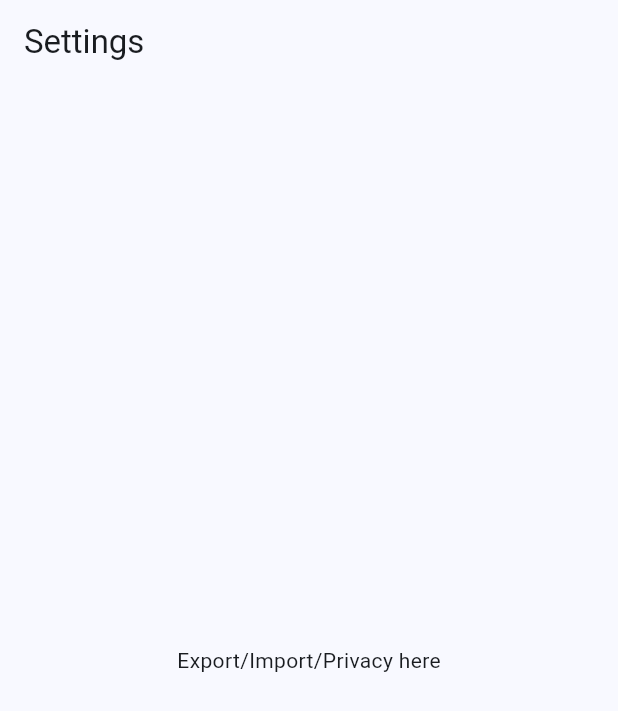
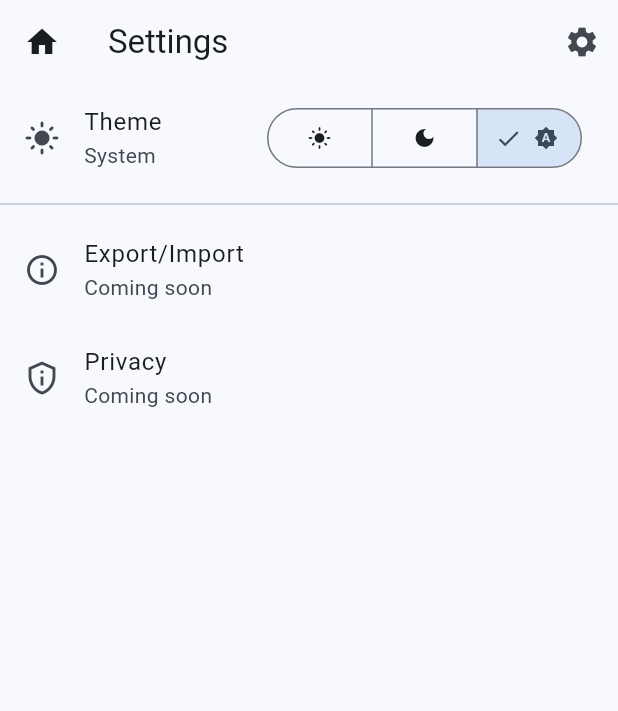
Before and after one commit to cblanzy/WhooData, a Flutter app: the SettingsScreen screen opened by its route, on a phone screen of 412 x 824 dp. Shown: the top 711 px of the screen. Run offline on Flutter 3.47's test engine with Material 3 defaults, Android fonts, the phone set to English and light mode, and no system bars; our stand-ins replace drift, flutter_riverpod, go_router, image_picker, package_info_plus, shared_preferences; accounts and stored records are empty; generated files the repository leaves out were written again.

Commit message:
Work Order G: UI Refinements - Name fields, Dark mode, Navigation & Avatars
Major UI/UX improvements implementing structured name fields, theme system,
consistent navigation, and photo/avatar display throughout the app.

## Database Changes (Schema v1→v2)
- Split fullName into firstName, lastName, middleInitial fields
- Automatic migration preserving existing data
- Updated all DAO queries to use new name structure
- Search now matches against both firstName and lastName

## Theme System
- Added shared_preferences ^2.2.0 for persistence
- Implemented ThemeProvider with light/dark/system modes
- Theme toggle in Settings with SegmentedButton
- Persistent theme selection across app restarts
- Material 3 design with proper brightness handling

## Navigation Improvements
- Updated appBarWithBrand with home icon (when not on home)
- Settings icon on all screens
- Consistent navigation throughout app
- Proper back navigation maintained

## Avatar System
- Created reusable ContactAvatar widget
- Displays person photo when available
- Falls back to initials from firstName/lastName
- Consistent styling across list and detail views
- Proper sizing (20px radius in list, 40px in detail)

## UI Updates
### ContactsListScreen
- Uses ContactAvatar with photos/initials
- Displays full name from firstName + lastName

### ContactDetailScreen
- Avatar with photo next to name in header
- Updated to use new name fields throughout
- Delete confirmation shows correct name

### FastAddDialog
- Three separate fields: First Name, Last Name, Middle Initial
- Proper validation (first/last required, middle optional)
- Character limit (1) and capitalization for middle initial

### SettingsScreen
- Full theme switcher with three modes
- Converted to ConsumerWidget for Riverpod
- Home button for easy navigation

## Technical Details
- Database migration uses SQL for efficient name splitting
- All screens updated to showHomeButton parameter
- ContactAvatar handles missing photos gracefully
- Generated code updated via build_runner
- Zero errors, 15 minor info/warnings remaining

## Files Changed
- Modified: 14 files
- Created: 2 files (theme_provider.dart, contact_avatar.dart)
- Dependency: shared_preferences added

🤖 Generated with Claude Code

Co-Authored-By: Claude <noreply@anthropic.com>

```diff
--- a/lib/data/db/tables.dart
+++ b/lib/data/db/tables.dart
@@ -12,7 +12,10 @@ class Contacts extends Table {
   TextColumn get id => text()(); // uuid
   DateTimeColumn get createdAt => dateTime().withDefault(currentDateAndTime)();
   DateTimeColumn get updatedAt => dateTime().withDefault(currentDateAndTime)();
-  TextColumn get fullName => text()();
+  TextColumn get firstName => text()();
+  TextColumn get lastName => text()();
+  TextColumn get middleInitial =>
+      text().withLength(min: 0, max: 1).withDefault(const Constant(''))();
   TextColumn get phone => text().nullable()();
   TextColumn get email => text().nullable()();
   DateTimeColumn get dateMet => dateTime()(); // store at local midnight
--- a/lib/presentation/routes.dart
+++ b/lib/presentation/routes.dart
@@ -35,8 +35,26 @@ final GoRouter appRouter = GoRouter(
   ],
 );
 
-PreferredSizeWidget appBarWithBrand(BuildContext context, {String? title}) {
+PreferredSizeWidget appBarWithBrand(
+  BuildContext context, {
+  String? title,
+  bool showHomeButton = false,
+}) {
   return AppBar(
+    leading: showHomeButton
+        ? IconButton(
+            icon: const Icon(Icons.home),
+            onPressed: () => context.go('/'),
+            tooltip: 'Home',
+          )
+        : null,
     title: Text(title ?? AppBrand.appName),
+    actions: [
+      IconButton(
+        icon: const Icon(Icons.settings),
+        onPressed: () => context.go('/settings'),
+        tooltip: 'Settings',
+      ),
+    ],
   );
 }
--- a/lib/presentation/screens/add_contact_wizard_screen.dart
+++ b/lib/presentation/screens/add_contact_wizard_screen.dart
@@ -7,7 +7,11 @@ class AddContactWizardScreen extends StatelessWidget {
   @override
   Widget build(BuildContext context) {
     return Scaffold(
-      appBar: appBarWithBrand(context, title: 'Add Contact'),
+      appBar: appBarWithBrand(
+        context,
+        title: 'Add Contact',
+        showHomeButton: true,
+      ),
       body: const Center(child: Text('Wizard steps here')),
     );
   }
--- a/lib/presentation/screens/events_screen.dart
+++ b/lib/presentation/screens/events_screen.dart
@@ -7,7 +7,7 @@ class EventsScreen extends StatelessWidget {
   @override
   Widget build(BuildContext context) {
     return Scaffold(
-      appBar: appBarWithBrand(context, title: 'Events'),
+      appBar: appBarWithBrand(context, title: 'Events', showHomeButton: true),
       body: const Center(child: Text('Manage events here')),
     );
   }
--- a/lib/presentation/screens/settings_screen.dart
+++ b/lib/presentation/screens/settings_screen.dart
@@ -1,14 +1,69 @@
 import 'package:flutter/material.dart';
+import 'package:flutter_riverpod/flutter_riverpod.dart';
+import 'package:whoodata/data/providers/theme_provider.dart';
 import 'package:whoodata/presentation/routes.dart';
 
-class SettingsScreen extends StatelessWidget {
+class SettingsScreen extends ConsumerWidget {
   const SettingsScreen({super.key});
 
   @override
-  Widget build(BuildContext context) {
+  Widget build(BuildContext context, WidgetRef ref) {
+    final themeMode = ref.watch(themeModeProvider);
+
     return Scaffold(
-      appBar: appBarWithBrand(context, title: 'Settings'),
-      body: const Center(child: Text('Export/Import/Privacy here')),
+      appBar: appBarWithBrand(context, title: 'Settings', showHomeButton: true),
+      body: ListView(
+        children: [
+          ListTile(
+            leading: Icon(
+              themeMode == ThemeMode.dark
+                  ? Icons.dark_mode
+                  : Icons.light_mode,
+            ),
+            title: const Text('Theme'),
+            subtitle: Text(
+              themeMode == ThemeMode.light
+                  ? 'Light'
+                  : themeMode == ThemeMode.dark
+                      ? 'Dark'
+                      : 'System',
+            ),
+            trailing: SegmentedButton<ThemeMode>(
+              segments: const [
+                ButtonSegment<ThemeMode>(
+                  value: ThemeMode.light,
+                  icon: Icon(Icons.light_mode, size: 16),
+                ),
+                ButtonSegment<ThemeMode>(
+                  value: ThemeMode.dark,
+                  icon: Icon(Icons.dark_mode, size: 16),
+                ),
+                ButtonSegment<ThemeMode>(
+                  value: ThemeMode.system,
+                  icon: Icon(Icons.brightness_auto, size: 16),
+                ),
+              ],
+              selected: {themeMode},
+              onSelectionChanged: (Set<ThemeMode> newSelection) {
+                ref
+                    .read(themeModeProvider.notifier)
+                    .setThemeMode(newSelection.first);
+              },
+            ),
+          ),
+          const Divider(),
+          const ListTile(
+            leading: Icon(Icons.info_outline),
+            title: Text('Export/Import'),
+            subtitle: Text('Coming soon'),
+          ),
+          const ListTile(
+            leading: Icon(Icons.privacy_tip_outlined),
+            title: Text('Privacy'),
+            subtitle: Text('Coming soon'),
+          ),
+        ],
+      ),
     );
   }
 }
--- a/pubspec.yaml
+++ b/pubspec.yaml
@@ -24,6 +24,7 @@ dependencies:
   path: ^1.9.0
   path_provider: ^2.1.3
   share_plus: ^10.0.0
+  shared_preferences: ^2.2.0
   sqflite: ^2.3.0
   url_launcher: ^6.3.0
   uuid: ^4.5.0
```
Also changed, not shown: lib/data/db/app_database.dart (+31 -1 lines), lib/data/db/daos/contacts_dao.dart (+20 -6 lines), lib/data/providers/theme_provider.dart (added, +46 -0 lines), lib/main.dart (+12 -2 lines), lib/presentation/screens/contact_detail_screen.dart (+14 -14 lines), lib/presentation/screens/contacts_list_screen.dart (+8 -7 lines), lib/presentation/widgets/contact_avatar.dart (added, +57 -0 lines), lib/presentation/widgets/fast_add_dialog.dart (+42 -7 lines), .claude/settings.local.json, pubspec.lock, 2 other files.
